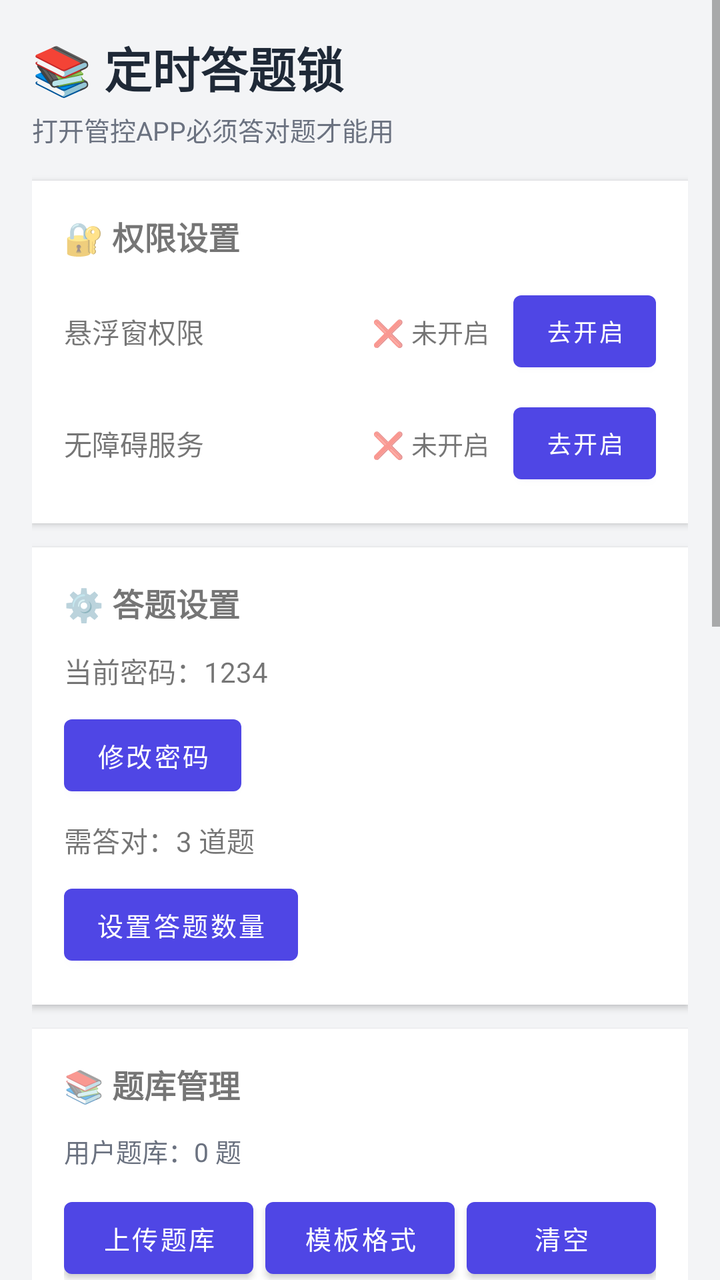
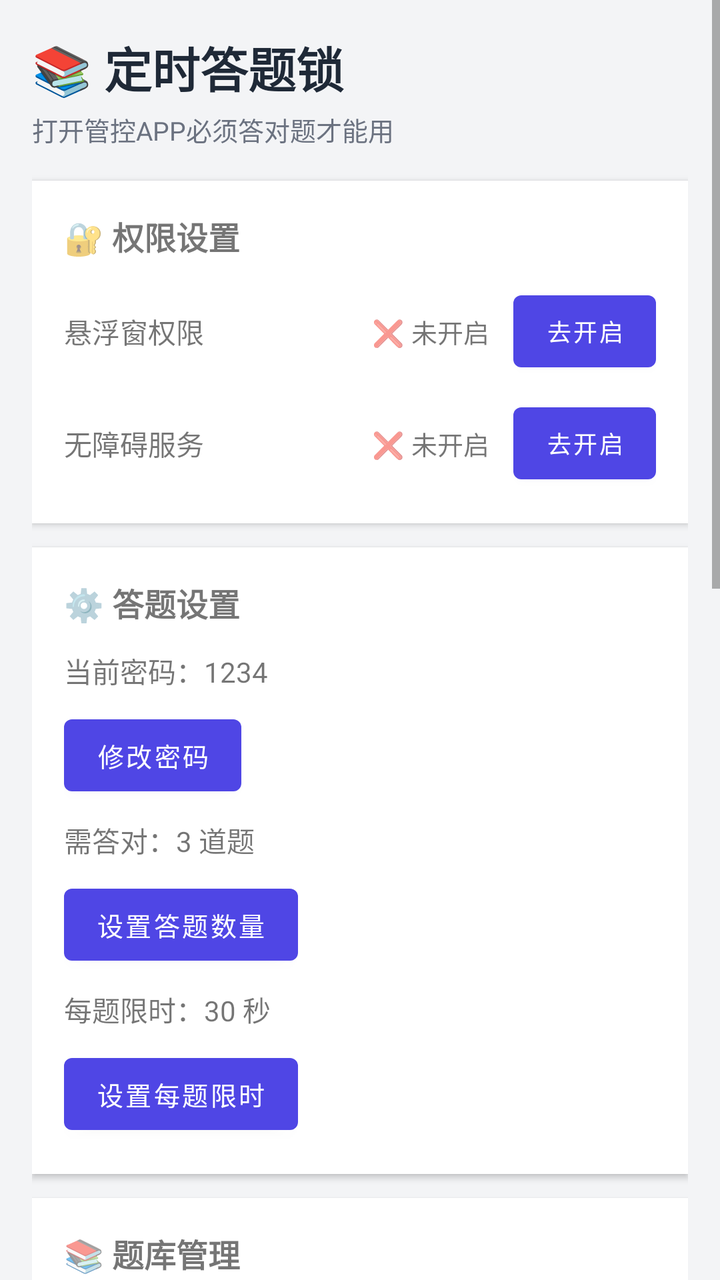

Compare the two renders of this Android layout. The source of the first and the diff that turns it into the second are given below.
<!-- AndroidManifest.xml: application theme Theme.TimuDaTi -->
<!-- res/layout/activity_main.xml -->
<?xml version="1.0" encoding="utf-8"?>
<ScrollView xmlns:android="http://schemas.android.com/apk/res/android"
    android:layout_width="match_parent"
    android:layout_height="match_parent"
    android:background="#F3F4F6">

    <LinearLayout
        android:layout_width="match_parent"
        android:layout_height="wrap_content"
        android:orientation="vertical"
        android:padding="16dp">

        <TextView
            android:layout_width="wrap_content"
            android:layout_height="wrap_content"
            android:text="📚 定时答题锁"
            android:textSize="24sp"
            android:textStyle="bold"
            android:textColor="#1F2937"
            android:paddingBottom="4dp"/>

        <TextView
            android:layout_width="wrap_content"
            android:layout_height="wrap_content"
            android:text="打开管控APP必须答对题才能用"
            android:textSize="13sp"
            android:textColor="#6B7280"
            android:paddingBottom="16dp"/>

        
        <LinearLayout
            android:layout_width="match_parent"
            android:layout_height="wrap_content"
            android:orientation="vertical"
            android:background="#FFFFFF"
            android:padding="16dp"
            android:layout_marginBottom="12dp"
            android:elevation="2dp">

            <TextView
                android:layout_width="wrap_content"
                android:layout_height="wrap_content"
                android:text="🔐 权限设置"
                android:textSize="16sp"
                android:textStyle="bold"
                android:paddingBottom="12dp"/>

            <LinearLayout
                android:layout_width="match_parent"
                android:layout_height="wrap_content"
                android:orientation="horizontal"
                android:gravity="center_vertical"
                android:paddingBottom="8dp">

                <TextView
                    android:layout_width="0dp"
                    android:layout_height="wrap_content"
                    android:layout_weight="1"
                    android:text="悬浮窗权限"
                    android:textSize="14sp"/>

                <TextView
                    android:id="@+id/tvOverlayStatus"
                    android:layout_width="wrap_content"
                    android:layout_height="wrap_content"
                    android:text="❌ 未开启"
                    android:textSize="13sp"
                    android:paddingEnd="12dp"/>

                <Button
                    android:id="@+id/btnOverlayPerm"
                    android:layout_width="wrap_content"
                    android:layout_height="wrap_content"
                    android:text="去开启"
                    android:textSize="12sp"
                    android:minWidth="60dp"/>
            </LinearLayout>

            <LinearLayout
                android:layout_width="match_parent"
                android:layout_height="wrap_content"
                android:orientation="horizontal"
                android:gravity="center_vertical">

                <TextView
                    android:layout_width="0dp"
                    android:layout_height="wrap_content"
                    android:layout_weight="1"
                    android:text="无障碍服务"
                    android:textSize="14sp"/>

                <TextView
                    android:id="@+id/tvA11yStatus"
                    android:layout_width="wrap_content"
                    android:layout_height="wrap_content"
                    android:text="❌ 未开启"
                    android:textSize="13sp"
                    android:paddingEnd="12dp"/>

                <Button
                    android:id="@+id/btnA11yPerm"
                    android:layout_width="wrap_content"
                    android:layout_height="wrap_content"
                    android:text="去开启"
                    android:textSize="12sp"
                    android:minWidth="60dp"/>
            </LinearLayout>
        </LinearLayout>

        
        <LinearLayout
            android:layout_width="match_parent"
            android:layout_height="wrap_content"
            android:orientation="vertical"
            android:background="#FFFFFF"
            android:padding="16dp"
            android:layout_marginBottom="12dp"
            android:elevation="2dp">

            <TextView
                android:layout_width="wrap_content"
                android:layout_height="wrap_content"
                android:text="⚙️ 答题设置"
                android:textSize="16sp"
                android:textStyle="bold"
                android:paddingBottom="12dp"/>

            <TextView
                android:id="@+id/tvPin"
                android:layout_width="wrap_content"
                android:layout_height="wrap_content"
                android:text="当前密码：1234"
                android:textSize="14sp"
                android:paddingBottom="8dp"/>

            <Button
                android:id="@+id/btnSetPin"
                android:layout_width="wrap_content"
                android:layout_height="wrap_content"
                android:text="修改密码"
                android:textSize="13sp"
                android:layout_marginBottom="8dp"/>

            <TextView
                android:id="@+id/tvCount"
                android:layout_width="wrap_content"
                android:layout_height="wrap_content"
                android:text="需答对：3 道题"
                android:textSize="14sp"
                android:paddingBottom="8dp"/>

            <Button
                android:id="@+id/btnSetCount"
                android:layout_width="wrap_content"
                android:layout_height="wrap_content"
                android:text="设置答题数量"
                android:textSize="13sp"/>
        </LinearLayout>

        
        <LinearLayout
            android:layout_width="match_parent"
            android:layout_height="wrap_content"
            android:orientation="vertical"
            android:background="#FFFFFF"
            android:padding="16dp"
            android:layout_marginBottom="12dp"
            android:elevation="2dp">

            <TextView
                android:layout_width="wrap_content"
                android:layout_height="wrap_content"
                android:text="📚 题库管理"
                android:textSize="16sp"
                android:textStyle="bold"
                android:paddingBottom="12dp"/>

            <TextView
                android:id="@+id/tvQCount"
                android:layout_width="wrap_content"
                android:layout_height="wrap_content"
                android:text="用户题库：0 题"
                android:textSize="13sp"
                android:textColor="#6B7280"
                android:paddingBottom="10dp"/>

            <LinearLayout
                android:layout_width="match_parent"
                android:layout_height="wrap_content"
                android:orientation="horizontal"
                android:layout_marginBottom="8dp">

                <Button
                    android:id="@+id/btnUploadQ"
                    android:layout_width="0dp"
                    android:layout_height="wrap_content"
                    android:layout_weight="1"
                    android:text="上传题库"
                    android:textSize="13sp"
                    android:layout_marginEnd="6dp"/>

                <Button
                    android:id="@+id/btnDownloadTpl"
                    android:layout_width="0dp"
                    android:layout_height="wrap_content"
                    android:layout_weight="1"
                    android:text="模板格式"
                    android:textSize="13sp"
                    android:layout_marginEnd="6dp"/>

                <Button
                    android:id="@+id/btnClearQ"
                    android:layout_width="0dp"
                    android:layout_height="wrap_content"
                    android:layout_weight="1"
                    android:text="清空"
                    android:textSize="13sp"/>
            </LinearLayout>
        </LinearLayout>

        
        <Button
            android:id="@+id/btnTestQuiz"
            android:layout_width="match_parent"
            android:layout_height="wrap_content"
            android:text="🧪 测试答题界面（点我看效果）"
            android:textSize="14sp"
            android:background="#4F46E5"
            android:textColor="#FFFFFF"
            android:layout_marginBottom="12dp"/>

        
        <LinearLayout
            android:layout_width="match_parent"
            android:layout_height="wrap_content"
            android:orientation="vertical"
            android:background="#FFFFFF"
            android:padding="16dp"
            android:elevation="2dp">

            <LinearLayout
                android:layout_width="match_parent"
                android:layout_height="wrap_content"
                android:orientation="horizontal"
                android:gravity="center_vertical"
                android:paddingBottom="12dp">

                <TextView
                    android:layout_width="0dp"
                    android:layout_height="wrap_content"
                    android:layout_weight="1"
                    android:text="📱 管控应用"
                    android:textSize="16sp"
                    android:textStyle="bold"/>

                <Button
                    android:id="@+id/btnAllMonitored"
                    android:layout_width="wrap_content"
                    android:layout_height="wrap_content"
                    android:text="全部管控"
                    android:textSize="12sp"
                    android:layout_marginEnd="8dp"/>

                <Button
                    android:id="@+id/btnAddApp"
                    android:layout_width="wrap_content"
                    android:layout_height="wrap_content"
                    android:text="+ 添加"
                    android:textSize="13sp"/>
            </LinearLayout>

            <TextView
                android:id="@+id/tvMonitoredCount"
                android:layout_width="wrap_content"
                android:layout_height="wrap_content"
                android:text="已管控 0 个应用"
                android:textSize="13sp"
                android:textColor="#6B7280"
                android:paddingBottom="8dp"/>

            <androidx.recyclerview.widget.RecyclerView
                android:id="@+id/recyclerApps"
                android:layout_width="match_parent"
                android:layout_height="300dp"/>
        </LinearLayout>

        <TextView
            android:layout_width="wrap_content"
            android:layout_height="wrap_content"
            android:text="\n使用说明：开启两项权限后，添加要管控的APP。打开被管控APP时会弹出答题界面，答对设定数量的题才能继续使用。\n\n内置题库：数学、物理、化学、英语、地理、历史、政治、中华五千年"
            android:textSize="12sp"
            android:textColor="#6B7280"
            android:padding="8dp"/>

    </LinearLayout>
</ScrollView>
<!-- resources referenced by this layout -->
<resources>
  <style name="Theme.TimuDaTi" parent="Theme.MaterialComponents.Light.NoActionBar">
          <item name="colorPrimary">@color/primary</item>
          <item name="colorPrimaryDark">@color/primary</item>
          <item name="android:statusBarColor">@color/primary</item>
      </style>
  <color name="primary">#4F46E5</color>
</resources>

<!-- the commit's change to res/layout/activity_main.xml (unified diff, before → after) -->
@@ -154,6 +154,22 @@
                 android:layout_width="wrap_content"
                 android:layout_height="wrap_content"
                 android:text="设置答题数量"
+                android:textSize="13sp"
+                android:layout_marginBottom="8dp"/>
+
+            <TextView
+                android:id="@+id/tvTime"
+                android:layout_width="wrap_content"
+                android:layout_height="wrap_content"
+                android:text="每题限时：30 秒"
+                android:textSize="14sp"
+                android:paddingBottom="8dp"/>
+
+            <Button
+                android:id="@+id/btnSetTime"
+                android:layout_width="wrap_content"
+                android:layout_height="wrap_content"
+                android:text="设置每题限时"
                 android:textSize="13sp"/>
         </LinearLayout>
 
